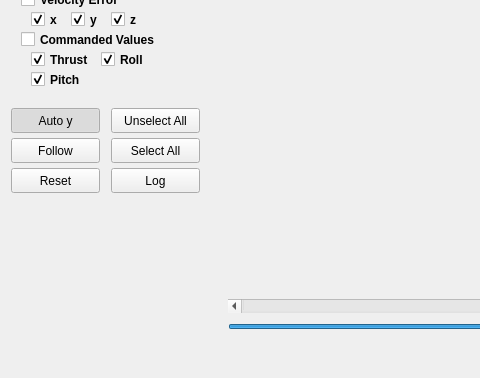
MAAV-Software/mission8, file tools/plotter/mainwindow.ui: the form before one commit; both pictures show x 0 to 480 and y 363 to 741 of the 1082 by 741 pixel window.
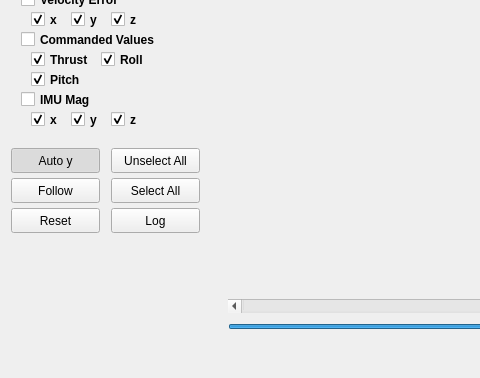
The form after the commit. Custom widgets are drawn as their Qt base class.

```diff
--- a/tools/plotter/mainwindow.ui
+++ b/tools/plotter/mainwindow.ui
@@ -143,7 +143,7 @@
        <property name="geometry">
         <rect>
          <x>0</x>
-         <y>490</y>
+         <y>530</y>
          <width>89</width>
          <height>25</height>
         </rect>
@@ -159,7 +159,7 @@
        <property name="geometry">
         <rect>
          <x>0</x>
-         <y>460</y>
+         <y>500</y>
          <width>89</width>
          <height>25</height>
         </rect>
@@ -482,6 +482,94 @@
         <bool>true</bool>
        </property>
       </widget>
+      <widget class="QCheckBox" name="imu_mag_button">
+       <property name="geometry">
+        <rect>
+         <x>10</x>
+         <y>440</y>
+         <width>161</width>
+         <height>23</height>
+        </rect>
+       </property>
+       <property name="font">
+        <font>
+         <weight>75</weight>
+         <bold>true</bold>
+        </font>
+       </property>
+       <property name="text">
+        <string>IMU Mag</string>
+       </property>
+       <property name="checked">
+        <bool>false</bool>
+       </property>
+      </widget>
+      <widget class="QCheckBox" name="imu_mag_y">
+       <property name="geometry">
+        <rect>
+         <x>60</x>
+         <y>460</y>
+         <width>41</width>
+         <height>23</height>
+        </rect>
+       </property>
+       <property name="font">
+        <font>
+         <weight>75</weight>
+         <bold>true</bold>
+        </font>
+       </property>
+       <property name="text">
+        <string>y</string>
+       </property>
+       <property name="checked">
+        <bool>true</bool>
+       </property>
+      </widget>
+      <widget class="QCheckBox" name="imu_mag_x">
+       <property name="geometry">
+        <rect>
+         <x>20</x>
+         <y>460</y>
+         <width>41</width>
+         <height>23</height>
+        </rect>
+       </property>
+       <property name="font">
+        <font>
+         <weight>75</weight>
+         <bold>true</bold>
+        </font>
+       </property>
+       <property name="text">
+        <string>x</string>
+       </property>
+       <property name="checked">
+        <bool>true</bool>
+       </property>
+      </widget>
+      <widget class="QCheckBox" name="imu_mag_z">
+       <property name="geometry">
+        <rect>
+         <x>100</x>
+         <y>460</y>
+         <width>41</width>
+         <height>23</height>
+        </rect>
+       </property>
+       <property name="font">
+        <font>
+         <weight>75</weight>
+         <bold>true</bold>
+        </font>
+       </property>
+       <property name="text">
+        <string>z</string>
+       </property>
+       <property name="checked">
+        <bool>true</bool>
+       </property>
+      </widget>  
       <widget class="QCheckBox" name="state_vel_button">
        <property name="geometry">
         <rect>
@@ -662,7 +750,7 @@
        <property name="geometry">
         <rect>
          <x>100</x>
-         <y>490</y>
+         <y>530</y>
          <width>89</width>
          <height>25</height>
         </rect>
@@ -678,7 +766,7 @@
        <property name="geometry">
         <rect>
          <x>100</x>
-         <y>460</y>
+         <y>500</y>
          <width>89</width>
          <height>25</height>
         </rect>
@@ -697,7 +785,7 @@
        <property name="geometry">
         <rect>
          <x>0</x>
-         <y>520</y>
+         <y>560</y>
          <width>89</width>
          <height>25</height>
         </rect>
@@ -710,7 +798,7 @@
        <property name="geometry">
         <rect>
          <x>100</x>
-         <y>520</y>
+         <y>560</y>
          <width>89</width>
          <height>25</height>
         </rect>
```
Left out of the diff: 2 changed lines with no effect on the pictures.
